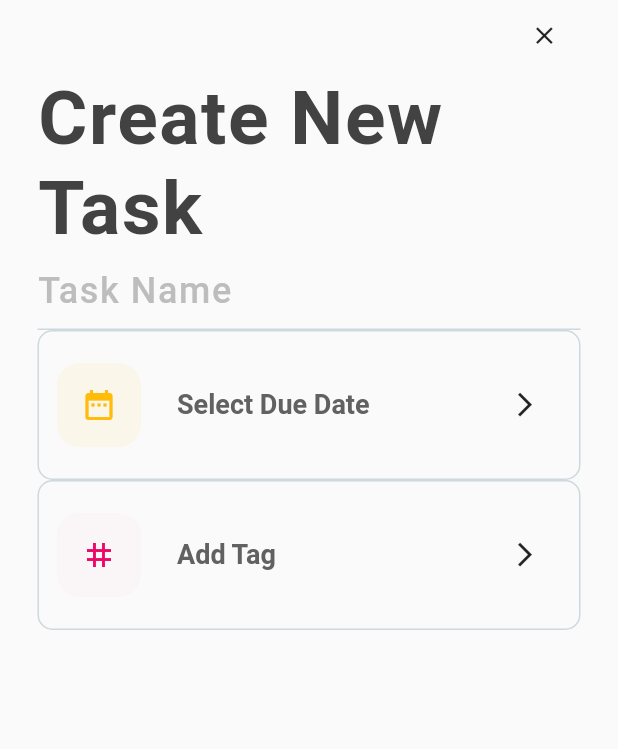
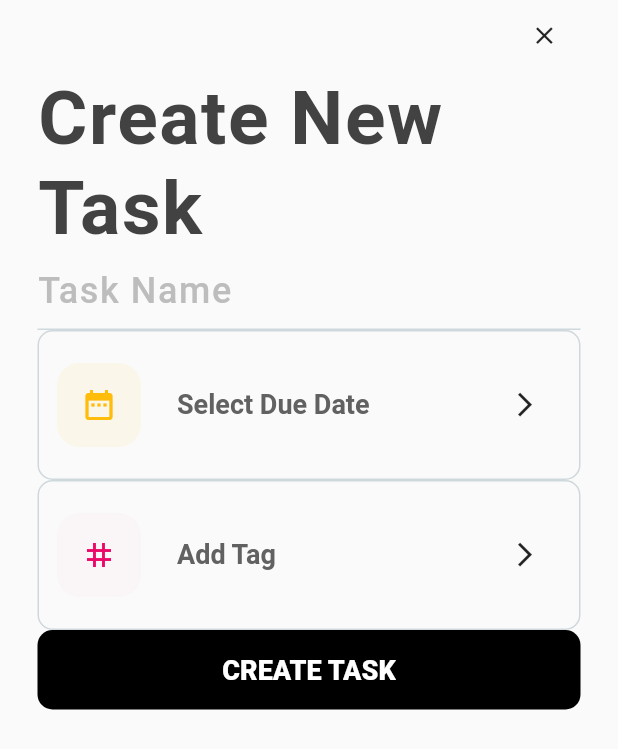
Before and after one commit to lin157644/dsc_flutter_todolist, a Flutter app: the CreateNewTaskPage screen opened directly, on a phone screen of 412 x 824 dp. Shown: the top 749 px of the screen. Run offline on Flutter 3.47's test engine with Material 2 defaults, Android fonts, the phone set to English and light mode, and no system bars.

```diff
--- a/lib/views/createNewTaskPage.dart
+++ b/lib/views/createNewTaskPage.dart
@@ -239,6 +239,26 @@ class _CreateNewTaskPageState extends State<CreateNewTaskPage> {
                 ],
               ),
             ),
+            // Create Task
+            Container(
+              width: double.infinity,
+              child: FlatButton(
+                shape: RoundedRectangleBorder(
+                  borderRadius: BorderRadius.circular(10),
+                ),
+                padding: const EdgeInsets.symmetric(vertical: 16),
+                color: Colors.black,
+                child: Text(
+                  "CREATE TASK",
+                  style: TextStyle(
+                    fontWeight: FontWeight.w900,
+                    fontSize: 18,
+                    color: Colors.white,
+                  ),
+                ),
+                onPressed: () {},
+              ),
+            ),
           ],
         ),
       ),
```
